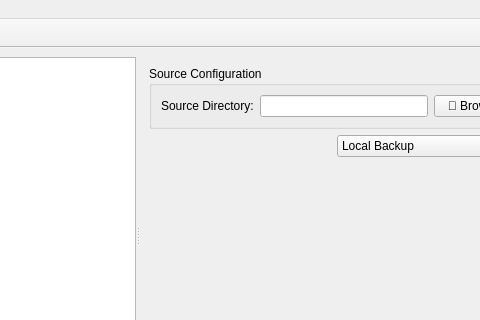
This is backy_x/src/gui/MainWindow.ui in Mantinum/backyfull as Qt 5 draws it before an edit; both pictures show x 127 to 607 and y 0 to 320 of the 735 by 444 pixel window. The edited form follows.
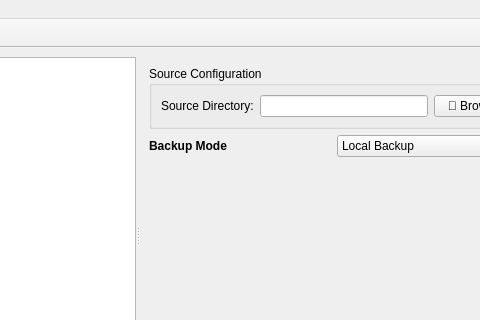
This is the edited form.

Commit message: fix: resolve UI build errors

```diff
--- a/backy_x/src/gui/MainWindow.ui
+++ b/backy_x/src/gui/MainWindow.ui
@@ -38,7 +38,7 @@
          </item>
          <item>
           <layout class="QHBoxLayout" name="modeLayout">
-           <item><widget class="QLabel" name="modeLabel"><property name="text"><string><b>Backup Mode</b></string></property></widget></item>
+           <item><widget class="QLabel" name="modeLabel"><property name="text"><string>&lt;b&gt;Backup Mode&lt;/b&gt;</string></property></widget></item>
            <item>
             <widget class="QComboBox" name="backupModeComboBox">
              <item><property name="text"><string>Local Backup</string></property></item>
```
The commit also changes 2 other files.
